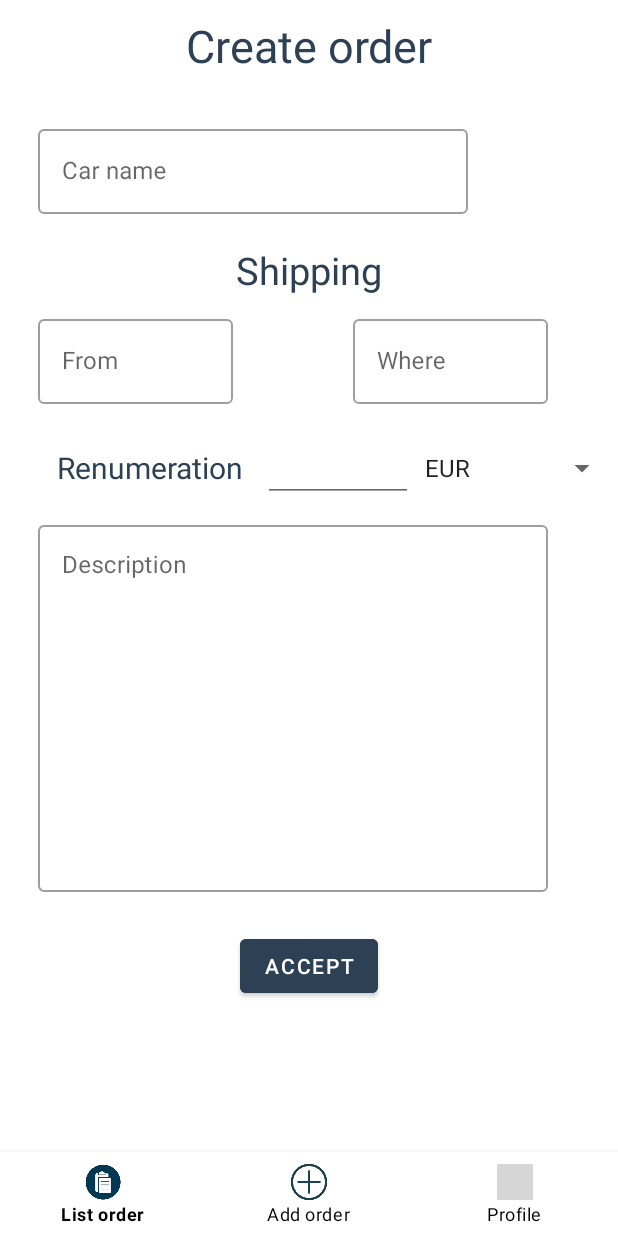
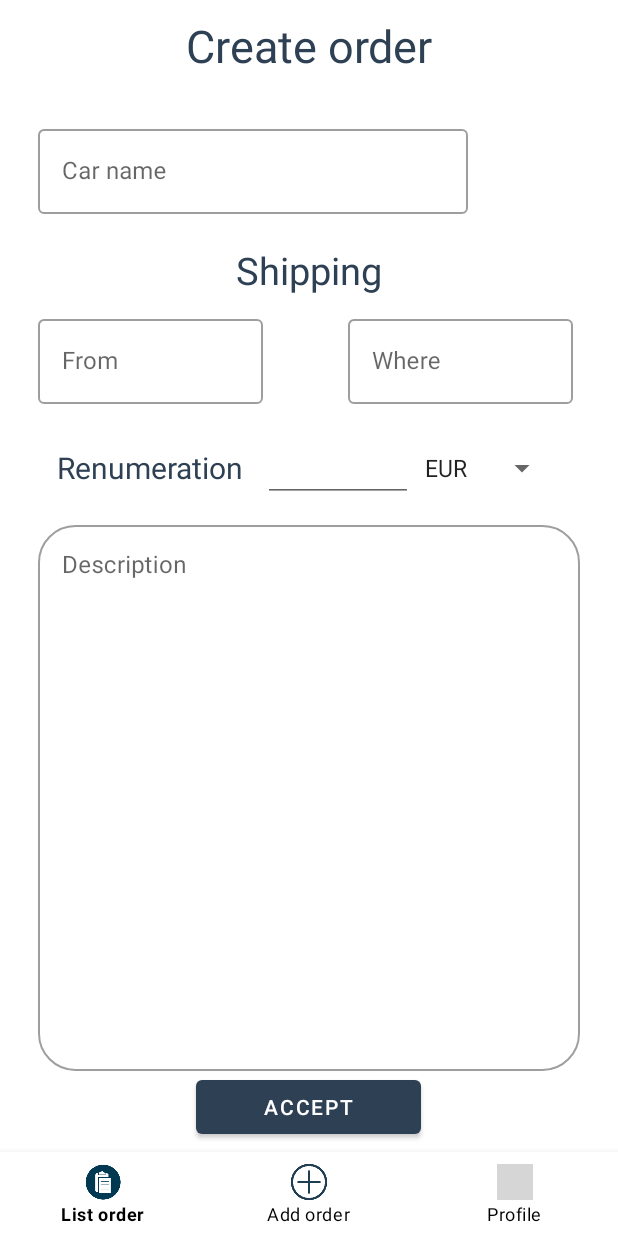
Before and after one commit to losowy-dp/TC-project, an Android app: the fragment Add_order placed in its activity, on a phone screen of 412 x 824 dp. Run offline under Robolectric (Android 15) with nearby library versions, the phone set to English and light mode, and no system bars; Roboto replaces fonts that are not available here; 1 statement that could not run was skipped; grey boxes are pictures that could not be loaded.

Commit message:
fix visual activity

```diff
--- a/AndroidApp/ProjectCT/app/src/main/res/layout/activity_change_your_password.xml
+++ b/AndroidApp/ProjectCT/app/src/main/res/layout/activity_change_your_password.xml
@@ -25,13 +25,13 @@
         android:id="@+id/but_back_to_edit_profile"
         android:layout_width="150dp"
         android:layout_height="wrap_content"
-        android:layout_marginTop="340dp"
+        android:layout_marginBottom="40dp"
         android:text="@string/back"
         android:textSize="20sp"
         app:backgroundTint="@color/menuText"
+        app:layout_constraintBottom_toBottomOf="parent"
         app:layout_constraintEnd_toEndOf="parent"
-        app:layout_constraintStart_toStartOf="parent"
-        app:layout_constraintTop_toBottomOf="@+id/linearLayout2" />
+        app:layout_constraintStart_toStartOf="parent" />
 
     <LinearLayout
         android:id="@+id/linearLayout2"
--- a/AndroidApp/ProjectCT/app/src/main/res/layout/activity_edit.xml
+++ b/AndroidApp/ProjectCT/app/src/main/res/layout/activity_edit.xml
@@ -167,13 +167,13 @@
 
     <Button
         android:id="@+id/but_back_to_menu"
-        android:layout_width="wrap_content"
+        android:layout_width="150dp"
         android:layout_height="wrap_content"
-        android:layout_marginTop="180dp"
+        android:layout_marginBottom="40dp"
         android:text="@string/back"
         android:textSize="20sp"
         app:backgroundTint="@color/menuText"
+        app:layout_constraintBottom_toBottomOf="parent"
         app:layout_constraintEnd_toEndOf="parent"
-        app:layout_constraintStart_toStartOf="parent"
-        app:layout_constraintTop_toBottomOf="@+id/but_change_password" />
+        app:layout_constraintStart_toStartOf="parent" />
 </androidx.constraintlayout.widget.ConstraintLayout>
--- a/AndroidApp/ProjectCT/app/src/main/res/layout/activity_forgot.xml
+++ b/AndroidApp/ProjectCT/app/src/main/res/layout/activity_forgot.xml
@@ -31,20 +31,23 @@
                 android:layout_marginTop="130dp"
                 android:src="@drawable/check_your_email"
                 android:visibility="invisible"/>
+
             <com.google.android.material.textfield.TextInputLayout
+                android:id="@+id/email_forgotView"
+                style="@style/Widget.MaterialComponents.TextInputLayout.OutlinedBox"
                 android:layout_width="300dp"
                 android:layout_height="wrap_content"
-                android:id="@+id/email_forgotView"
-                android:hint="@string/your_email"
                 android:layout_marginLeft="50dp"
-                style="@style/Widget.MaterialComponents.TextInputLayout.OutlinedBox">
-            <com.google.android.material.textfield.TextInputEditText
-                android:id="@+id/your_email_editText"
-                android:layout_width="match_parent"
-                android:layout_height="wrap_content"
-                android:textColor="@color/menuText"
-                android:inputType="text"/>
+                android:hint="@string/your_email">
+
+                <com.google.android.material.textfield.TextInputEditText
+                    android:id="@+id/your_email_editText"
+                    android:layout_width="match_parent"
+                    android:layout_height="wrap_content"
+                    android:inputType="text"
+                    android:textColor="@color/menuText" />
             </com.google.android.material.textfield.TextInputLayout>
+
             <Button
                 android:id="@+id/button_send"
                 android:layout_width="wrap_content"
--- a/AndroidApp/ProjectCT/app/src/main/res/layout/fragment_add_order.xml
+++ b/AndroidApp/ProjectCT/app/src/main/res/layout/fragment_add_order.xml
@@ -3,132 +3,170 @@
     xmlns:tools="http://schemas.android.com/tools"
     android:layout_width="match_parent"
     android:layout_height="match_parent"
+    xmlns:app="http://schemas.android.com/apk/res-auto"
     tools:context=".fragment.Add_order">
+
     <LinearLayout
         android:layout_width="match_parent"
         android:layout_height="match_parent"
         android:orientation="vertical">
+
         <TextView
+            android:id="@+id/add_text_view"
             android:layout_width="match_parent"
             android:layout_height="wrap_content"
-           android:id="@+id/add_text_view"
+            android:layout_marginTop="10dp"
+            android:gravity="center"
             android:text="@string/newOrder"
-           android:textSize="30dp"
-           android:layout_marginTop="10dp"
             android:textColor="@color/menuText"
-           android:gravity="center"/>
+            android:textSize="30dp" />
+
         <com.google.android.material.textfield.TextInputLayout
+            android:id="@+id/car"
+            style="@style/Widget.MaterialComponents.TextInputLayout.OutlinedBox"
             android:layout_width="match_parent"
             android:layout_height="wrap_content"
-           android:id="@+id/car"
-           style="@style/Widget.MaterialComponents.TextInputLayout.OutlinedBox"
-           android:hint="@string/car"
+            android:layout_marginLeft="25dp"
             android:layout_marginTop="30dp"
             android:layout_marginRight="100dp"
-           android:layout_marginLeft="25dp"
-           android:layout_marginBottom="10dp">
+            android:layout_marginBottom="10dp"
+
+            android:hint="@string/car">
+
             <com.google.android.material.textfield.TextInputEditText
+                android:id="@+id/car_edit_text"
                 android:layout_width="match_parent"
                 android:layout_height="wrap_content"
-               android:id="@+id/car_edit_text"
-               android:textColor="@color/menuText"/>
+                android:textColor="@color/menuText" />
         </com.google.android.material.textfield.TextInputLayout>
+
         <TextView
             android:id="@+id/shipping_view"
             android:layout_width="match_parent"
             android:layout_height="wrap_content"
-            android:text="@string/shipping"
-            android:textSize="25sp"
             android:layout_marginTop="10dp"
             android:gravity="center"
-            android:textColor="@color/menuText"/>
+            android:text="@string/shipping"
+            android:textColor="@color/menuText"
+            android:textSize="25sp" />
+
         <LinearLayout
             android:layout_width="match_parent"
             android:layout_height="wrap_content"
             android:orientation="horizontal">
+
             <com.google.android.material.textfield.TextInputLayout
-               android:layout_width="130dp"
-               android:layout_height="wrap_content"
                 android:id="@+id/from"
                 style="@style/Widget.MaterialComponents.TextInputLayout.OutlinedBox"
+                android:layout_width="150dp"
+                android:layout_height="wrap_content"
+                android:layout_marginLeft="25dp"
                 android:layout_marginTop="10dp"
-               android:layout_marginLeft="25dp"
-               android:hint="@string/from"
-               >
+                android:hint="@string/from">
+
                 <com.google.android.material.textfield.TextInputEditText
                     android:id="@+id/from_edit_text"
-                   android:textColor="@color/menuText"
                     android:layout_width="match_parent"
                     android:layout_height="match_parent"
-                   />
+                    android:textColor="@color/menuText" />
             </com.google.android.material.textfield.TextInputLayout>
+            <LinearLayout
+                android:layout_width="match_parent"
+                android:layout_height="wrap_content"
+                android:orientation="horizontal"></LinearLayout>
             <com.google.android.material.textfield.TextInputLayout
-               android:layout_width="130dp"
+                style="@style/Widget.MaterialComponents.TextInputLayout.OutlinedBox"
+                android:layout_width="150dp"
                 android:layout_height="wrap_content"
+                android:layout_marginLeft="-180dp"
+                android:layout_marginRight="25dp"
                 android:layout_marginTop="10dp"
-               style="@style/Widget.MaterialComponents.TextInputLayout.OutlinedBox"
-               android:layout_marginLeft="80dp"
-               android:hint="@string/where"
-               >
+                android:hint="@string/where">
+
                 <com.google.android.material.textfield.TextInputEditText
+                    android:id="@+id/where_edit_text"
                     android:layout_width="match_parent"
                     android:layout_height="match_parent"
                     android:textColor="@color/menuText"
-                   android:id="@+id/where_edit_text"/>
+                    />
             </com.google.android.material.textfield.TextInputLayout>
         </LinearLayout>
+
         <LinearLayout
-           android:layout_marginTop="20dp"
             android:layout_width="match_parent"
             android:layout_height="wrap_content"
+            android:layout_marginTop="20dp"
             android:orientation="horizontal">
+
             <TextView
                 android:id="@+id/renumeration_View"
                 android:layout_width="150dp"
                 android:layout_height="match_parent"
-               android:textSize="20sp"
+                android:layout_marginLeft="25dp"
+                android:gravity="center"
                 android:text="@string/renumeration"
                 android:textColor="@color/menuText"
-               android:layout_marginLeft="25dp"
-               android:gravity="center"/>
+                android:textSize="20sp" />
+
             <EditText
                 android:id="@+id/renumeration_EditText"
                 android:layout_width="100dp"
                 android:layout_height="wrap_content"
                 android:ems="10"
                 android:inputType="number"
-               android:textColor="@color/menuText"/>
+                android:layout_gravity="center"
+                android:textColor="@color/menuText" />
+
             <Spinner
                 android:id="@+id/renumertion_spinner"
-               android:layout_width="match_parent"
+                android:layout_width="wrap_content"
                 android:layout_height="match_parent" />
 
         </LinearLayout>
+
+        <LinearLayout
+            android:layout_width="match_parent"
+            android:layout_height="match_parent"
+            android:orientation="vertical">
+
             <com.google.android.material.textfield.TextInputLayout
-           android:layout_width="340dp"
-           android:layout_height="250dp"
                 android:id="@+id/description_View"
+                style="@style/Widget.MaterialComponents.TextInputLayout.OutlinedBox"
+                android:layout_width="match_parent"
+                android:layout_height="match_parent"
+                android:layout_marginLeft="25dp"
                 android:layout_marginTop="10dp"
-           android:layout_marginLeft="25dp"
+                android:layout_marginRight="25dp"
+                android:layout_marginBottom="110dp"
                 android:hint="@string/description"
-           style="@style/Widget.MaterialComponents.TextInputLayout.OutlinedBox"
-           >
+                android:paddingBottom="-100dp"
+                app:boxCornerRadiusBottomEnd="25dp"
+                app:boxCornerRadiusBottomStart="25dp"
+                app:boxCornerRadiusTopEnd="25dp"
+                app:boxCornerRadiusTopStart="25dp">
 
                 <com.google.android.material.textfield.TextInputEditText
                     android:id="@+id/description_edit_text"
                     android:layout_width="match_parent"
                     android:layout_height="match_parent"
                     android:gravity="top" />
+
             </com.google.android.material.textfield.TextInputLayout>
+
             <Button
                 android:id="@+id/buttonAcceptAdd"
-           android:layout_width="wrap_content"
+                android:layout_width="150dp"
+
                 android:layout_height="wrap_content"
-           android:layout_gravity="center|bottom"
-           android:layout_marginTop="25dp"
+                android:layout_marginTop="-110dp"
+                android:layout_gravity="center"
                 android:text="@string/accept"
-           android:textColor="@color/white"
-           android:backgroundTint="@color/menuText"/>
+                app:backgroundTint="@color/menuText" />
+        </LinearLayout>
+
+
+
+
     </LinearLayout>
 
 </FrameLayout>
```
Lines whose indentation alone changed are shown as unchanged.
